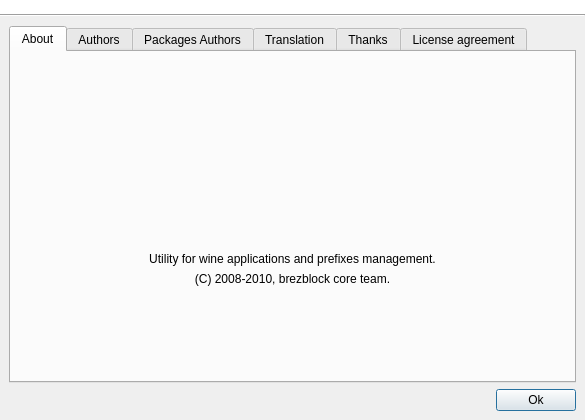
This is src/q4wine-gui/uis/About.ui in brezerk/q4wine as Qt 5 draws it before an edit. The edited form follows.
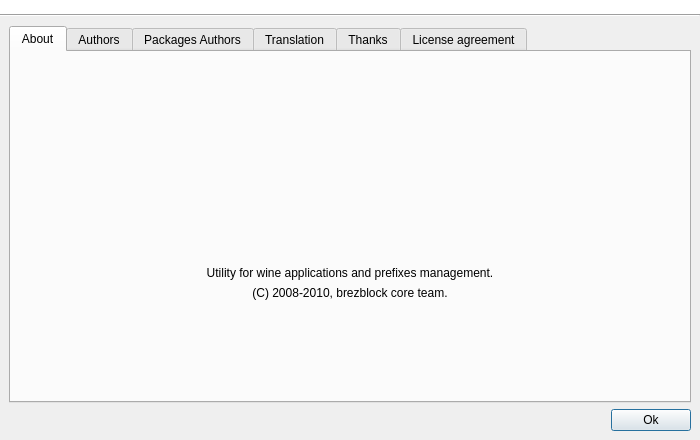
This is the edited form. Icons and pictures are not drawn.

Commit message: Fixed: normaliza dialog sizes to 700 x 440

Diff of the .ui file:
```diff
--- a/src/q4wine-gui/uis/About.ui
+++ b/src/q4wine-gui/uis/About.ui
@@ -6,8 +6,8 @@
    <rect>
     <x>0</x>
     <y>0</y>
-    <width>585</width>
-    <height>420</height>
+    <width>700</width>
+    <height>440</height>
    </rect>
   </property>
   <property name="minimumSize">
```
The commit also changes 7 other files.
